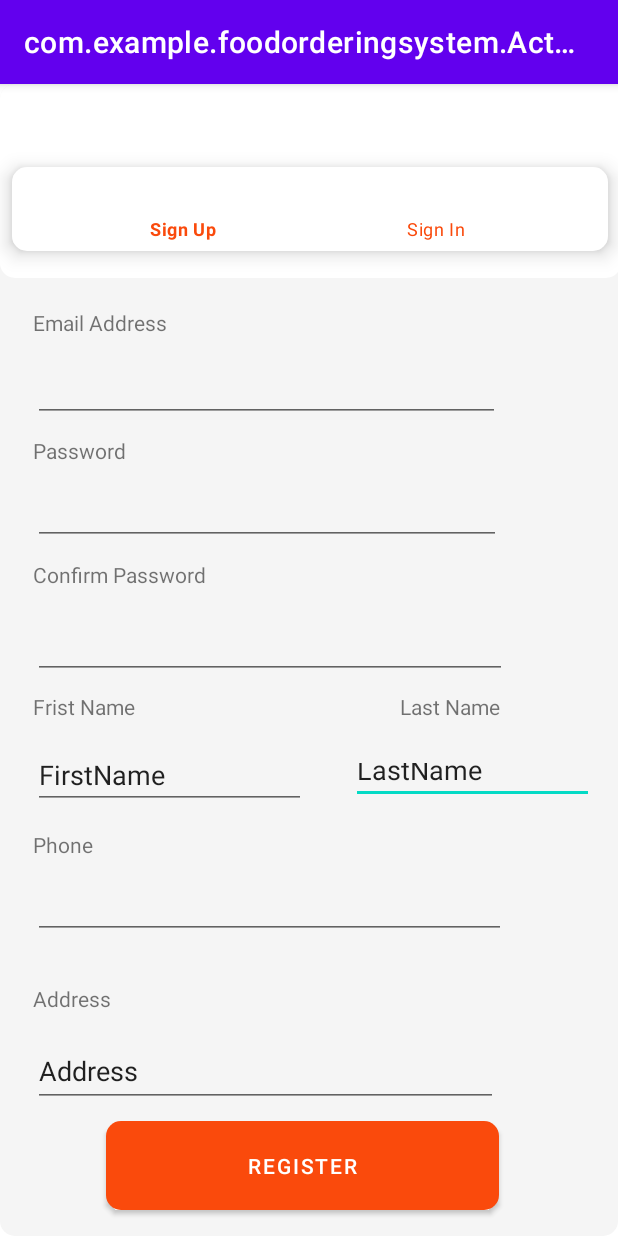
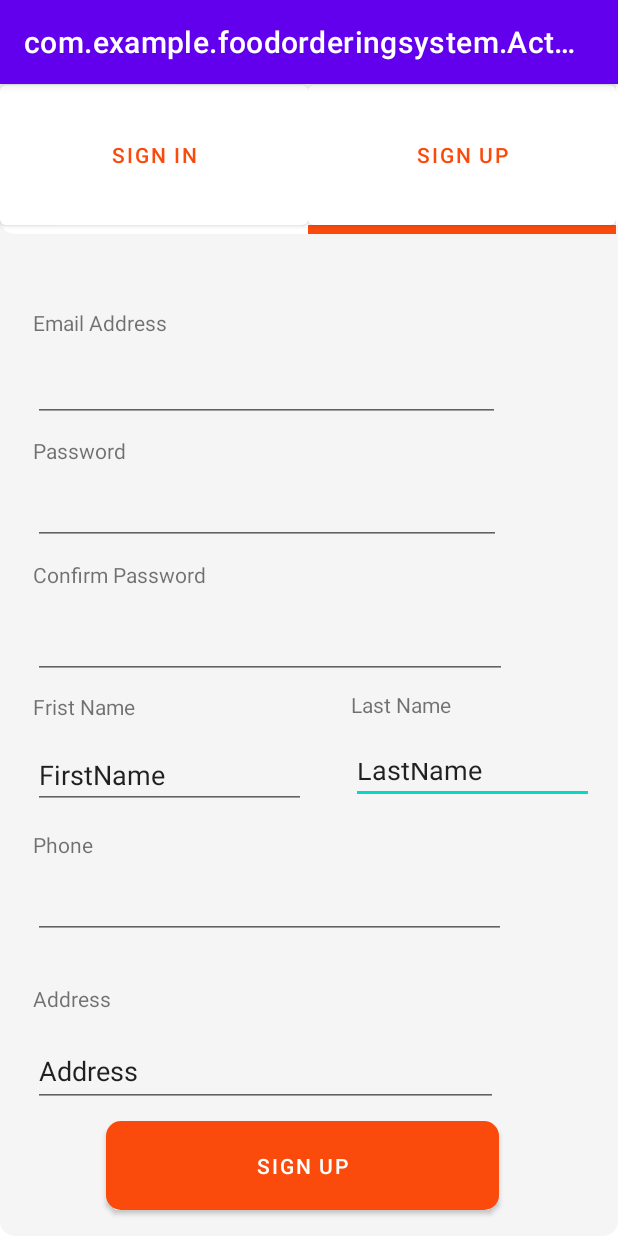
Before and after one commit to nickyallien6644/FoodOrderingSystem_Group2, an Android app: the screen it shows after launch (RegisterActivity), on a phone screen of 412 x 824 dp. Run offline under Robolectric (Android 15) with nearby library versions, the phone set to English and light mode, and no system bars.

Commit message:
Commit Fix Layout

```diff
--- a/FoodOrderingSystem_Client/FoodOrderingSystem/app/src/main/java/com/example/foodorderingsystem/Activity/LoginActivity.java
+++ b/FoodOrderingSystem_Client/FoodOrderingSystem/app/src/main/java/com/example/foodorderingsystem/Activity/LoginActivity.java
@@ -110,11 +110,11 @@ public class LoginActivity extends AppCompatActivity {
             Intent intent = new Intent (LoginActivity.this, MainActivity.class);
             Bundle bundle = new Bundle ();
             bundle.putSerializable ("Oject_User",user);
-          intent.putExtras (bundle);
+             intent.putExtras (bundle);
             startActivity (intent);
             overridePendingTransition (R.anim.slide_in_right,R.anim.slide_out_left);
         }else {
-            Toast.makeText (LoginActivity.this, "likecat",Toast.LENGTH_SHORT).show();
+            Toast.makeText (LoginActivity.this, "Incorrect email or password",Toast.LENGTH_SHORT).show();
         }
     }
     public static String md5(final String s) {
--- a/FoodOrderingSystem_Client/FoodOrderingSystem/app/src/main/java/com/example/foodorderingsystem/Activity/RegisterActivity.java
+++ b/FoodOrderingSystem_Client/FoodOrderingSystem/app/src/main/java/com/example/foodorderingsystem/Activity/RegisterActivity.java
@@ -4,6 +4,7 @@ import android.content.Intent;
 import android.os.Bundle;
 import android.util.Log;
 import android.view.View;
+import android.widget.Button;
 import android.widget.TextView;
 import android.widget.Toast;
 
@@ -24,6 +25,15 @@ public class RegisterActivity extends AppCompatActivity {
     protected void onCreate(Bundle savedInstanceState) {
         super.onCreate(savedInstanceState);
         setContentView(R.layout.activity_register);
+        Button btnSignin = findViewById (R.id.btn_Signin);
+        btnSignin.setOnClickListener (new View.OnClickListener () {
+            @Override
+            public void onClick(View v) {
+                Intent intent =new Intent(RegisterActivity.this,LoginActivity.class);
+                startActivity(intent);
+                overridePendingTransition (R.anim.slide_in_left,R.anim.slide_out_right);
+            }
+        });
     }
 
     public void btnResgister(View view){
--- a/FoodOrderingSystem_Client/FoodOrderingSystem/app/src/main/res/layout/activity_login.xml
+++ b/FoodOrderingSystem_Client/FoodOrderingSystem/app/src/main/res/layout/activity_login.xml
@@ -49,6 +49,7 @@
             android:layout_height="150dp"
             android:layout_gravity="center"
             android:layout_marginTop="20dp"
+            android:src="@drawable/logo"
             app:layout_constraintBottom_toBottomOf="parent"
             app:layout_constraintEnd_toEndOf="parent"
             app:layout_constraintStart_toStartOf="parent"
--- a/FoodOrderingSystem_Client/FoodOrderingSystem/app/src/main/res/layout/activity_register.xml
+++ b/FoodOrderingSystem_Client/FoodOrderingSystem/app/src/main/res/layout/activity_register.xml
@@ -28,10 +28,10 @@
         android:text="Last Name"
         app:layout_constraintBottom_toBottomOf="parent"
         app:layout_constraintEnd_toEndOf="parent"
-        app:layout_constraintHorizontal_bias="0.943"
-        app:layout_constraintStart_toStartOf="parent"
+        app:layout_constraintHorizontal_bias="0.0"
+        app:layout_constraintStart_toStartOf="@+id/RetxtLastName"
         app:layout_constraintTop_toTopOf="parent"
-        app:layout_constraintVertical_bias="0.543" />
+        app:layout_constraintVertical_bias="0.542" />
 
     <TextView
         android:id="@+id/textView6"
@@ -95,27 +95,48 @@
 
     <LinearLayout
         android:id="@+id/linearLayout"
-        android:layout_width="414dp"
-        android:layout_height="129dp"
+        android:layout_width="match_parent"
+        android:layout_height="100dp"
         android:background="@drawable/box"
-        android:orientation="vertical"
+        android:orientation="horizontal"
         app:layout_constraintBottom_toBottomOf="parent"
         app:layout_constraintEnd_toEndOf="parent"
         app:layout_constraintStart_toStartOf="parent"
         app:layout_constraintTop_toTopOf="parent"
         app:layout_constraintVertical_bias="0.0">
+        <LinearLayout
+            android:layout_width="205dp"
+            android:layout_height="match_parent">
+            <Button
+                android:layout_marginTop="-5dp"
+                android:id="@+id/btn_Signin"
+                android:layout_width="match_parent"
+                android:layout_height="105dp"
+                android:text="Sign in"
+                android:textColor="@color/Cam"
+                app:backgroundTint="@color/white" />
+        </LinearLayout>
+        <LinearLayout
+            android:layout_width="205dp"
+            android:orientation="vertical"
+            android:layout_height="match_parent">
+            <Button
+                android:layout_marginTop="-5dp"
+                android:id="@+id/btn_SignUp"
+                android:layout_width="match_parent"
+                android:layout_height="105dp"
+                android:text="Sign Up"
+                android:textColor="@color/Cam"
+                app:backgroundTint="@color/white" />
+            <LinearLayout
+                android:layout_marginTop="-6dp"
+                android:layout_width="match_parent"
+                android:background="@color/Cam"
+                android:layout_height="match_parent">
 
-        <com.google.android.material.bottomnavigation.BottomNavigationView
-            android:id="@+id/Naviga"
-            android:layout_width="397dp"
-            android:layout_height="wrap_content"
-            android:layout_alignParentStart="true"
-            android:layout_alignParentBottom="true"
-            android:layout_gravity="center"
-            android:layout_marginTop="55dp"
-            android:background="@drawable/box"
-            app:itemTextColor="@color/Cam"
-            app:menu="@menu/menu" />
+            </LinearLayout>
+        </LinearLayout>
+
 
 
     </LinearLayout>
@@ -152,7 +173,7 @@
         android:background="@drawable/box"
         android:onClick="btnResgister"
         android:radius="30dp"
-        android:text="Register"
+        android:text="Sign Up"
         app:backgroundTint="#FA4A0C"
         app:layout_constraintBottom_toBottomOf="parent"
         app:layout_constraintEnd_toEndOf="parent"
```
